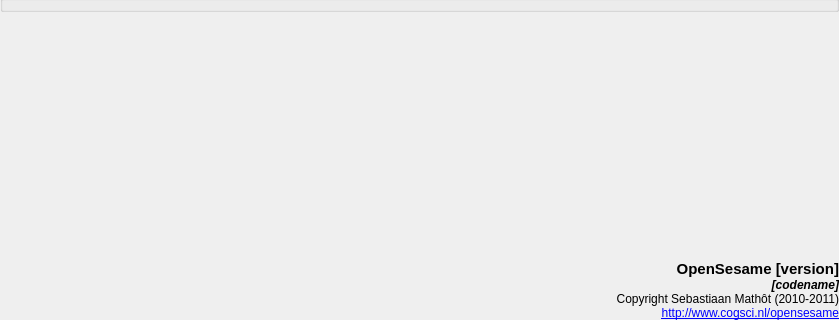
First picture: the form in resources/ui/general_widget.ui, repository open-cogsci/OpenSesame, before the edit; both pictures show x 0 to 839 and y 429 to 749 of the 839 by 749 pixel window.
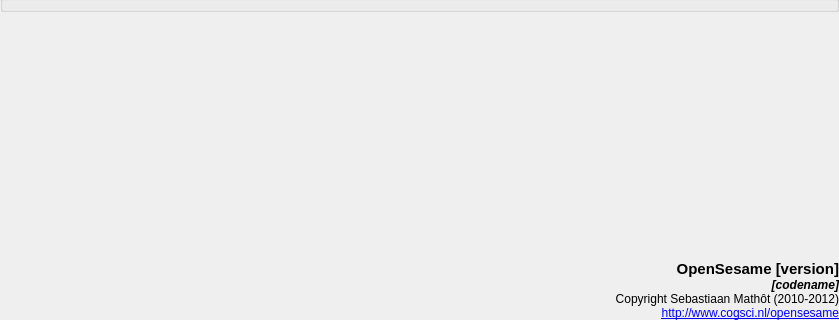
Second picture: the form after the edit.

Commit message: Update copyright year in ui

```diff
--- a/resources/ui/general_widget.ui
+++ b/resources/ui/general_widget.ui
@@ -356,11 +356,11 @@
          <string>&lt;!DOCTYPE HTML PUBLIC &quot;-//W3C//DTD HTML 4.0//EN&quot; &quot;http://www.w3.org/TR/REC-html40/strict.dtd&quot;&gt;
 &lt;html&gt;&lt;head&gt;&lt;meta name=&quot;qrichtext&quot; content=&quot;1&quot; /&gt;&lt;style type=&quot;text/css&quot;&gt;
 p, li { white-space: pre-wrap; }
-&lt;/style&gt;&lt;/head&gt;&lt;body style=&quot; font-family:'Ubuntu'; font-size:9pt; font-weight:400; font-style:normal;&quot;&gt;
+&lt;/style&gt;&lt;/head&gt;&lt;body style=&quot; font-family:'Ubuntu'; font-size:10pt; font-weight:400; font-style:normal;&quot;&gt;
 &lt;p align=&quot;right&quot; style=&quot; margin-top:0px; margin-bottom:0px; margin-left:0px; margin-right:0px; -qt-block-indent:0; text-indent:0px;&quot;&gt;&lt;span style=&quot; font-size:11pt; font-weight:600;&quot;&gt;OpenSesame [version]&lt;/span&gt;&lt;/p&gt;
-&lt;p align=&quot;right&quot; style=&quot; margin-top:0px; margin-bottom:0px; margin-left:0px; margin-right:0px; -qt-block-indent:0; text-indent:0px;&quot;&gt;&lt;span style=&quot; font-weight:600; font-style:italic;&quot;&gt;[codename]&lt;/span&gt;&lt;/p&gt;
-&lt;p align=&quot;right&quot; style=&quot; margin-top:0px; margin-bottom:0px; margin-left:0px; margin-right:0px; -qt-block-indent:0; text-indent:0px;&quot;&gt;Copyright Sebastiaan Mathôt (2010-2011)&lt;/p&gt;
-&lt;p align=&quot;right&quot; style=&quot; margin-top:0px; margin-bottom:0px; margin-left:0px; margin-right:0px; -qt-block-indent:0; text-indent:0px;&quot;&gt;&lt;a href=&quot;http://www.cogsci.nl/opensesame&quot;&gt;&lt;span style=&quot; text-decoration: underline; color:#0000ff;&quot;&gt;http://www.cogsci.nl/opensesame&lt;/span&gt;&lt;/a&gt;&lt;/p&gt;&lt;/body&gt;&lt;/html&gt;</string>
+&lt;p align=&quot;right&quot; style=&quot; margin-top:0px; margin-bottom:0px; margin-left:0px; margin-right:0px; -qt-block-indent:0; text-indent:0px;&quot;&gt;&lt;span style=&quot; font-size:9pt; font-weight:600; font-style:italic;&quot;&gt;[codename]&lt;/span&gt;&lt;/p&gt;
+&lt;p align=&quot;right&quot; style=&quot; margin-top:0px; margin-bottom:0px; margin-left:0px; margin-right:0px; -qt-block-indent:0; text-indent:0px;&quot;&gt;&lt;span style=&quot; font-size:9pt;&quot;&gt;Copyright Sebastiaan Mathôt (2010-2012)&lt;/span&gt;&lt;/p&gt;
+&lt;p align=&quot;right&quot; style=&quot; margin-top:0px; margin-bottom:0px; margin-left:0px; margin-right:0px; -qt-block-indent:0; text-indent:0px;&quot;&gt;&lt;a href=&quot;http://www.cogsci.nl/opensesame&quot;&gt;&lt;span style=&quot; font-size:9pt; text-decoration: underline; color:#0000ff;&quot;&gt;http://www.cogsci.nl/opensesame&lt;/span&gt;&lt;/a&gt;&lt;/p&gt;&lt;/body&gt;&lt;/html&gt;</string>
         </property>
         <property name="alignment">
          <set>Qt::AlignBottom|Qt::AlignRight|Qt::AlignTrailing</set>
```
The commit also changes 19 other files.
